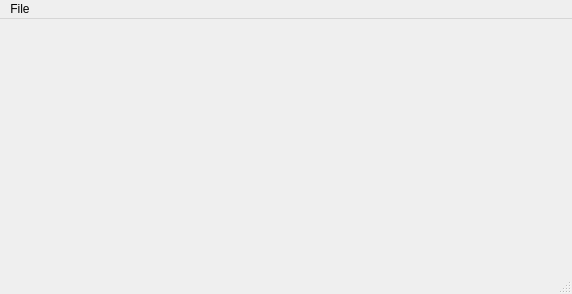
Old version of the form src/MainWindow.ui in the repository gdevic/Z80Explorer.
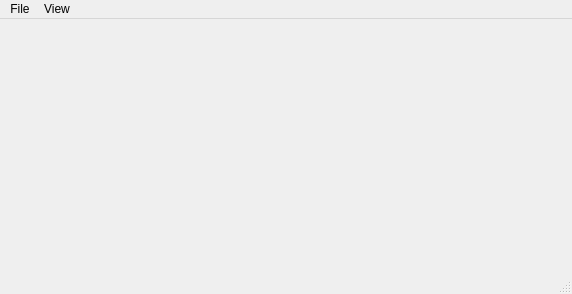
New version of the form.

The edit to the form file:
```diff
--- a/src/MainWindow.ui
+++ b/src/MainWindow.ui
@@ -29,7 +29,13 @@
     </property>
     <addaction name="actionExit"/>
    </widget>
+   <widget class="QMenu" name="menuView">
+    <property name="title">
+     <string>View</string>
+    </property>
+   </widget>
    <addaction name="menuFile"/>
+   <addaction name="menuView"/>
   </widget>
   <widget class="QStatusBar" name="statusbar"/>
   <action name="actionExit">
```
Left out of the diff: 2 changed lines with no effect on the pictures.
